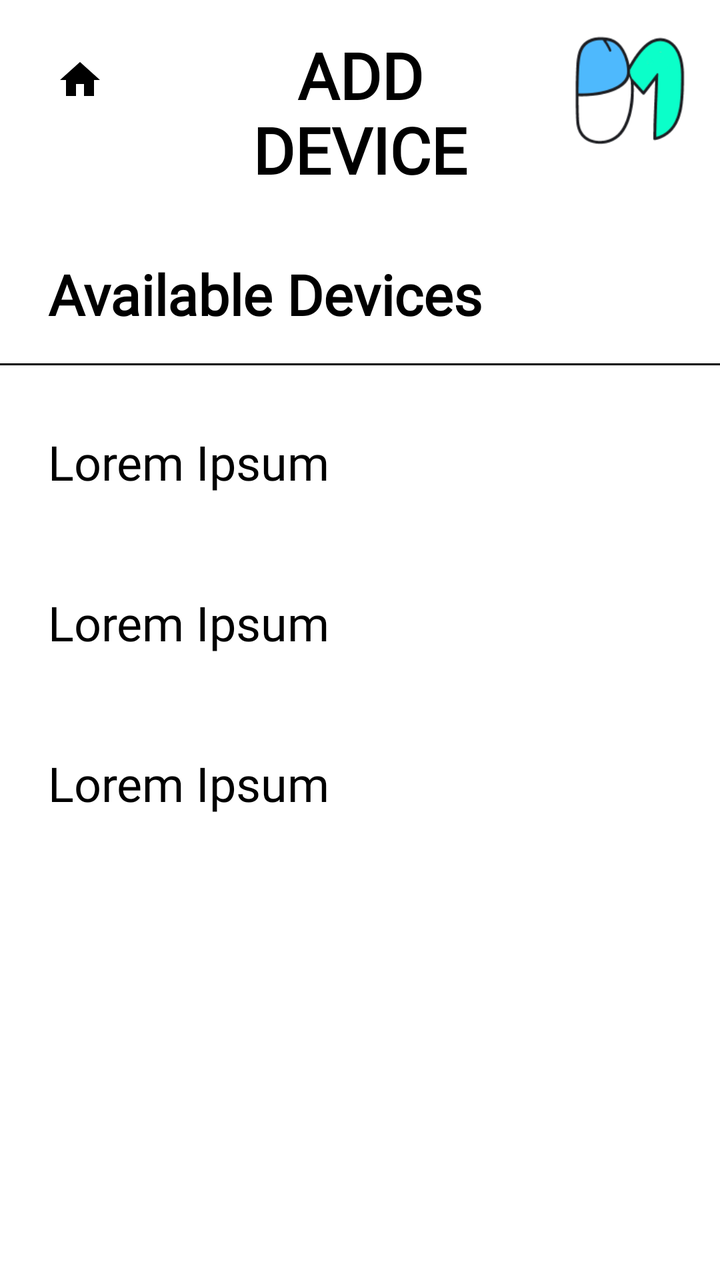
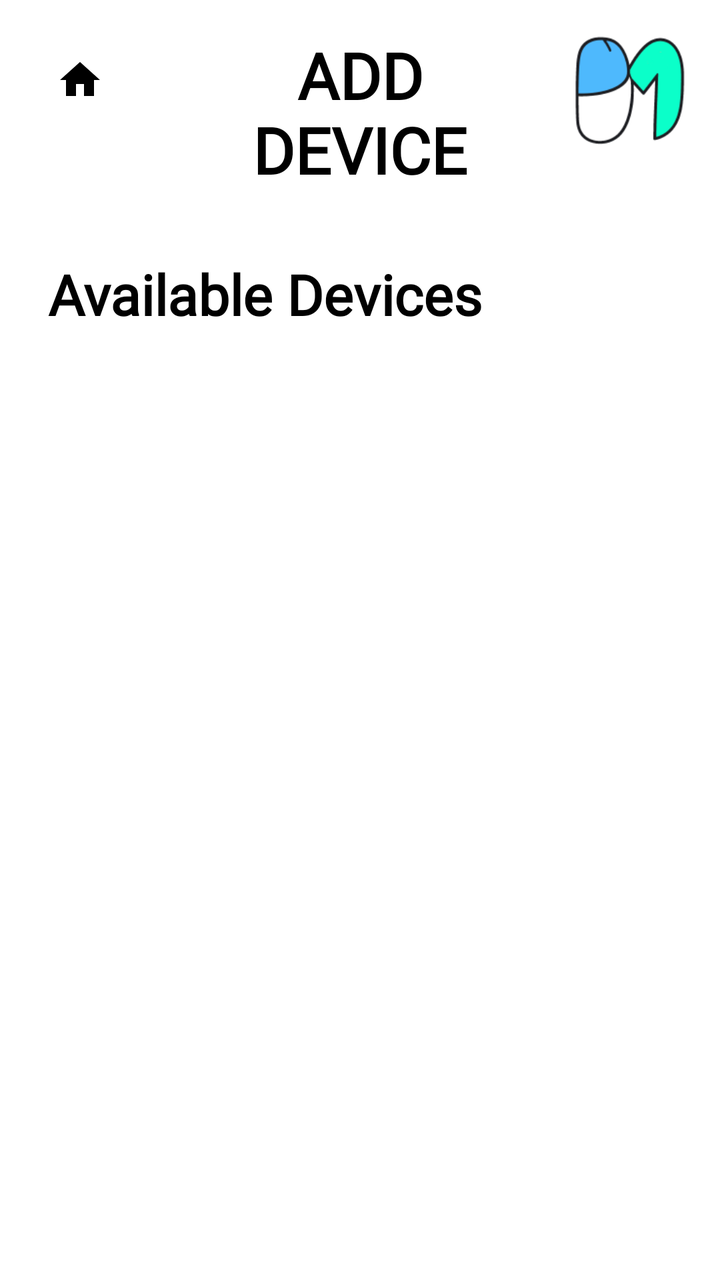

The first picture is an Android layout as it rendered before a commit; the second is the same layout after the commit. The layout source and the unified diff follow.
<!-- AndroidManifest.xml: application theme Theme.Phomouse -->
<!-- res/layout/screen_add.xml -->
<?xml version="1.0" encoding="utf-8"?>
<androidx.constraintlayout.widget.ConstraintLayout xmlns:android="http://schemas.android.com/apk/res/android"
    xmlns:app="http://schemas.android.com/apk/res-auto"
    android:id="@+id/screen_add"
    android:layout_width="match_parent"
    android:layout_height="match_parent"
    android:background="@color/white">

    <androidx.constraintlayout.widget.ConstraintLayout
        android:id="@+id/header_add"
        android:layout_width="match_parent"
        android:layout_height="wrap_content"
        android:padding="16dp"
        app:layout_constraintTop_toTopOf="parent">

        <ImageButton
            android:id="@+id/btn_home_add"
            android:layout_width="48dp"
            android:layout_height="48dp"
            android:src="@drawable/ic_home"
            android:background="?attr/selectableItemBackgroundBorderless"
            app:layout_constraintStart_toStartOf="parent"
            app:layout_constraintTop_toTopOf="parent" />

        <TextView
            android:layout_width="wrap_content"
            android:layout_height="wrap_content"
            android:text="ADD\nDEVICE"
            android:textSize="32sp"
            android:textStyle="bold"
            android:textColor="@color/black"
            android:gravity="center"
            android:fontFamily="@font/atkinson"
            app:layout_constraintStart_toStartOf="parent"
            app:layout_constraintEnd_toEndOf="parent"
            app:layout_constraintTop_toTopOf="parent" />

        <ImageView
            android:id="@+id/logo_add"
            android:layout_width="60dp"
            android:layout_height="60dp"
            android:src="@drawable/ic_logo"
            app:layout_constraintEnd_toEndOf="parent"
            app:layout_constraintTop_toTopOf="parent" />

    </androidx.constraintlayout.widget.ConstraintLayout>

    <TextView
        android:id="@+id/title_available"
        android:layout_width="match_parent"
        android:layout_height="wrap_content"
        android:text="Available Devices"
        android:textSize="28sp"
        android:textStyle="bold"
        android:textColor="@color/black"
        android:paddingHorizontal="24dp"
        android:paddingVertical="16dp"
        android:fontFamily="@font/atkinson"
        app:layout_constraintTop_toBottomOf="@id/header_add" />

    <View
        android:id="@+id/divider_add"
        android:layout_width="match_parent"
        android:layout_height="1dp"
        android:background="@color/black"
        app:layout_constraintTop_toBottomOf="@id/title_available" />

    <ScrollView
        android:layout_width="match_parent"
        android:layout_height="0dp"
        app:layout_constraintTop_toBottomOf="@id/divider_add"
        app:layout_constraintBottom_toBottomOf="parent">

        <LinearLayout
            android:layout_width="match_parent"
            android:layout_height="wrap_content"
            android:orientation="vertical"
            android:paddingVertical="8dp">

            
            <TextView
                android:id="@+id/available_device_1"
                android:layout_width="match_parent"
                android:layout_height="wrap_content"
                android:text="Lorem Ipsum"
                android:textSize="24sp"
                android:textColor="@color/black"
                android:paddingHorizontal="24dp"
                android:paddingVertical="24dp"
                android:fontFamily="@font/atkinson"
                android:background="?attr/selectableItemBackground"
                android:clickable="true"
                android:focusable="true"/>

            <TextView
                android:id="@+id/available_device_2"
                android:layout_width="match_parent"
                android:layout_height="wrap_content"
                android:text="Lorem Ipsum"
                android:textSize="24sp"
                android:textColor="@color/black"
                android:paddingHorizontal="24dp"
                android:paddingVertical="24dp"
                android:fontFamily="@font/atkinson"
                android:background="?attr/selectableItemBackground"
                android:clickable="true"
                android:focusable="true"/>

            <TextView
                android:id="@+id/available_device_3"
                android:layout_width="match_parent"
                android:layout_height="wrap_content"
                android:text="Lorem Ipsum"
                android:textSize="24sp"
                android:textColor="@color/black"
                android:paddingHorizontal="24dp"
                android:paddingVertical="24dp"
                android:fontFamily="@font/atkinson"
                android:background="?attr/selectableItemBackground"
                android:clickable="true"
                android:focusable="true"/>

        </LinearLayout>
    </ScrollView>

</androidx.constraintlayout.widget.ConstraintLayout>
<!-- resources referenced by this layout -->
<resources>
  <color name="black">#FF000000</color>
  <color name="white">#FFFFFFFF</color>
  <!-- drawable ic_home (drawable) -->
  <vector xmlns:android="http://schemas.android.com/apk/res/android"
      android:width="24dp"
      android:height="24dp"
      android:viewportWidth="24"
      android:viewportHeight="24">
      <path
          android:fillColor="#000000"
          android:pathData="M10,20V14H14V20H19V12H22L12,3L2,12H5V20H10Z"/>
  </vector>
  <!-- drawable ic_logo: png bitmap (drawable, 10094 bytes) -->
  <style name="Theme.Phomouse" parent="Base.Theme.Phomouse" />
  <style name="Base.Theme.Phomouse" parent="Theme.Material3.DayNight.NoActionBar">
          <item name="colorPrimary">@color/primary</item>
          <item name="colorAccent">@color/accent</item>
          <item name="android:windowBackground">@color/white</item>
      </style>
  <color name="primary">#4EB9FD</color>
  <color name="accent">#0BFEC8</color>
</resources>

<!-- the commit's change to res/layout/screen_add.xml (unified diff, before → after) -->
@@ -62,65 +62,15 @@
         android:id="@+id/divider_add"
         android:layout_width="match_parent"
         android:layout_height="1dp"
-        android:background="@color/black"
+        background="@color/black"
         app:layout_constraintTop_toBottomOf="@id/title_available" />
 
-    <ScrollView
+    <androidx.recyclerview.widget.RecyclerView
+        android:id="@+id/rv_available_devices"
         android:layout_width="match_parent"
         android:layout_height="0dp"
         app:layout_constraintTop_toBottomOf="@id/divider_add"
-        app:layout_constraintBottom_toBottomOf="parent">
-
-        <LinearLayout
-            android:layout_width="match_parent"
-            android:layout_height="wrap_content"
-            android:orientation="vertical"
-            android:paddingVertical="8dp">
-
-            
-            <TextView
-                android:id="@+id/available_device_1"
-                android:layout_width="match_parent"
-                android:layout_height="wrap_content"
-                android:text="Lorem Ipsum"
-                android:textSize="24sp"
-                android:textColor="@color/black"
-                android:paddingHorizontal="24dp"
-                android:paddingVertical="24dp"
-                android:fontFamily="@font/atkinson"
-                android:background="?attr/selectableItemBackground"
-                android:clickable="true"
-                android:focusable="true"/>
-
-            <TextView
-                android:id="@+id/available_device_2"
-                android:layout_width="match_parent"
-                android:layout_height="wrap_content"
-                android:text="Lorem Ipsum"
-                android:textSize="24sp"
-                android:textColor="@color/black"
-                android:paddingHorizontal="24dp"
-                android:paddingVertical="24dp"
-                android:fontFamily="@font/atkinson"
-                android:background="?attr/selectableItemBackground"
-                android:clickable="true"
-                android:focusable="true"/>
-
-            <TextView
-                android:id="@+id/available_device_3"
-                android:layout_width="match_parent"
-                android:layout_height="wrap_content"
-                android:text="Lorem Ipsum"
-                android:textSize="24sp"
-                android:textColor="@color/black"
-                android:paddingHorizontal="24dp"
-                android:paddingVertical="24dp"
-                android:fontFamily="@font/atkinson"
-                android:background="?attr/selectableItemBackground"
-                android:clickable="true"
-                android:focusable="true"/>
-
-        </LinearLayout>
-    </ScrollView>
+        app:layout_constraintBottom_toBottomOf="parent"
+        android:paddingVertical="8dp" />
 
 </androidx.constraintlayout.widget.ConstraintLayout>
